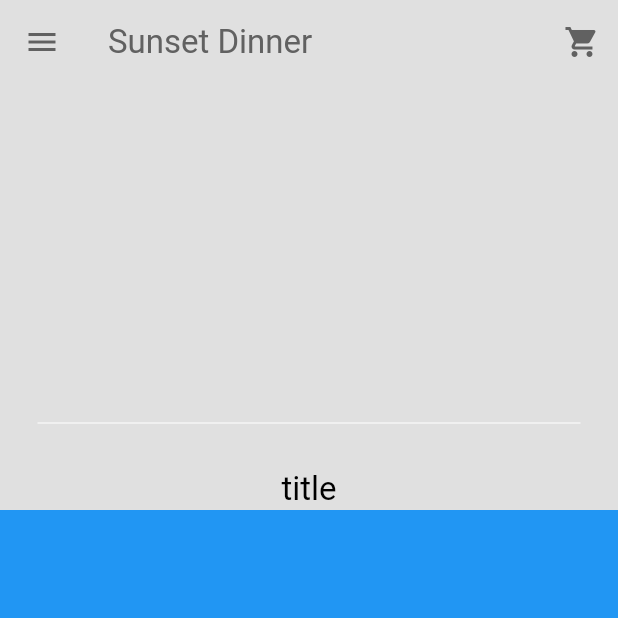
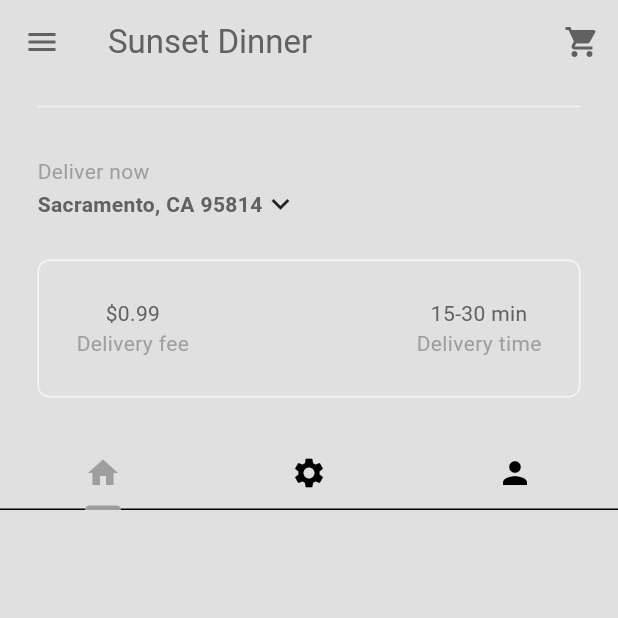
Before and after one commit to izem2001/Food-Delivery-App, a Flutter app: the HomePage screen opened directly, on a phone screen of 412 x 824 dp, the top half of it. Run offline on Flutter 3.47's test engine with Material 3 defaults, Android fonts, the phone set to English and light mode, and no system bars.

Commit message:
Added new files and code revised

```diff
--- a/lib/components/my_current_location.dart
+++ b/lib/components/my_current_location.dart
@@ -0,0 +1,62 @@
+import 'package:flutter/material.dart';
+
+class MyCurrentLocation extends StatelessWidget {
+  const MyCurrentLocation({super.key});
+
+  void openLocationSearchBox(BuildContext context) {
+    showDialog(
+      context: context,
+      builder: (context) => AlertDialog(
+        title: const Text("Your location"),
+        content: const TextField(decoration: InputDecoration(hintText: "Search address.."),
+        ),
+        actions: [
+          //cancel button
+          MaterialButton(onPressed: () => Navigator.pop(context),
+            child: const Text("Cancel"),
+          ),
+
+          // save button
+          MaterialButton(onPressed: () => Navigator.pop(context),
+            child: const Text("Save"),
+          ),
+
+        ],
+      ),
+    );
+  }
+
+  @override
+  Widget build(BuildContext context) {
+    return Padding(
+      padding: const EdgeInsets.all(25.0),
+      child: Column(
+        crossAxisAlignment: CrossAxisAlignment.start,
+        children: [
+          Text(
+            "Deliver now",
+            style: TextStyle(color: Theme.of(context).colorScheme.primary),
+          ),
+          GestureDetector(
+            onTap: () => openLocationSearchBox(context),
+            child: Row(
+              children: [
+                //address
+                Text(
+                  "Sacramento, CA 95814",
+                  style: TextStyle(
+                    color: Theme.of(context).colorScheme.inversePrimary,
+                    fontWeight: FontWeight.bold,
+                  ),
+                ),
+
+                //drop down menu
+                Icon(Icons.keyboard_arrow_down),
+              ],
+            ),
+          ),
+        ],
+      ),
+    );
+  }
+}
--- /dev/null
+++ b/lib/components/my_description_box.dart
@@ -0,0 +1,55 @@
+import 'package:flutter/material.dart';
+
+class MyDescriptionBox extends StatelessWidget {
+  const MyDescriptionBox({super.key});
+
+  @override
+  Widget build(BuildContext context) {
+    //text style
+    var myPrimaryTextStyle =
+        TextStyle(color: Theme.of(context).colorScheme.inversePrimary);
+    var mySecondaryTextStyle =
+        TextStyle(color: Theme.of(context).colorScheme.primary);
+
+    return Container(
+      decoration: BoxDecoration(
+        border: Border.all(color: Theme.of(context).colorScheme.secondary),
+        borderRadius: BorderRadius.circular(8),
+      ),
+      padding: const EdgeInsets.all(25),
+      margin: const EdgeInsets.only(left: 25, right: 25, bottom: 25),
+      child: Row(
+        mainAxisAlignment: MainAxisAlignment.spaceBetween,
+        children: [
+          // delivery fee
+          Column(
+            children: [
+              Text(
+                "\$0.99",
+                style: myPrimaryTextStyle,
+              ),
+              Text(
+                "Delivery fee",
+                style: mySecondaryTextStyle,
+              ),
+            ],
+          ),
+
+          //delivery time
+          Column(
+            children: [
+              Text(
+                "15-30 min",
+                style: myPrimaryTextStyle,
+              ),
+              Text(
+                "Delivery time",
+                style: mySecondaryTextStyle,
+              ),
+            ],
+          ),
+        ],
+      ),
+    );
+  }
+}
--- /dev/null
+++ b/lib/components/my_tab_bar.dart
@@ -0,0 +1,30 @@
+import 'package:flutter/material.dart';
+
+class MyTabBar extends StatelessWidget {
+  final TabController tabController;
+
+  const MyTabBar({
+    super.key,
+    required this.tabController,
+  });
+
+  @override
+  Widget build(BuildContext context) {
+    return Container(
+      child: TabBar(
+        controller: tabController,
+        tabs: [
+          //1st tab
+          Tab(icon: Icon(Icons.home),
+          ),
+          //2nd tab
+          Tab(icon: Icon(Icons.settings),
+          ),
+          //3rd tab
+          Tab(icon: Icon(Icons.person),
+          ),
+        ],
+      ),
+    );
+  }
+}
--- a/lib/pages/home_page.dart
+++ b/lib/pages/home_page.dart
@@ -1,6 +1,9 @@
 import 'package:flutter/material.dart';
+import 'package:food_delivery_app/components/my_current_location.dart';
+import 'package:food_delivery_app/components/my_description_box.dart';
 import 'package:food_delivery_app/components/my_drawer.dart';
 import 'package:food_delivery_app/components/my_sliver_app_bar.dart';
+import 'package:food_delivery_app/components/my_tab_bar.dart';
 
 class HomePage extends StatefulWidget {
   const HomePage({super.key});
@@ -9,7 +12,22 @@ class HomePage extends StatefulWidget {
   State<HomePage> createState() => _HomePageState();
 }
 
-class _HomePageState extends State<HomePage> {
+class _HomePageState extends State<HomePage> with SingleTickerProviderStateMixin{
+
+  //tab controller
+  late TabController _tabController;
+
+  @override
+  void initState() {
+    super.initState();
+    _tabController = TabController(length: 3, vsync: this);
+  }
+  @override
+  void dispose() {
+    _tabController.dispose();
+    super.dispose();
+  }
+
   @override
   Widget build(BuildContext context) {
     return Scaffold(
@@ -17,6 +35,7 @@ class _HomePageState extends State<HomePage> {
       body: NestedScrollView(
         headerSliverBuilder: (context, innerBoxIsScrolled) => [
           MySliverAppBar(
+            title: MyTabBar(tabController: _tabController),
             child: Column(
               mainAxisAlignment: MainAxisAlignment.end,
               children: [
@@ -26,15 +45,19 @@ class _HomePageState extends State<HomePage> {
                   color: Theme.of(context).colorScheme.secondary,
                 ),
               //my current location
+                const MyCurrentLocation(),
 
                 //description box
+                const MyDescriptionBox(),
 
               ],
            ),
-            title: Text("title"),
           ),
         ],
-        body: Container(color:  Colors.blue,),
+        body: TabBarView(
+          controller: _tabController,
+          children: [],
+        ),
       ),
     );
   }
```
